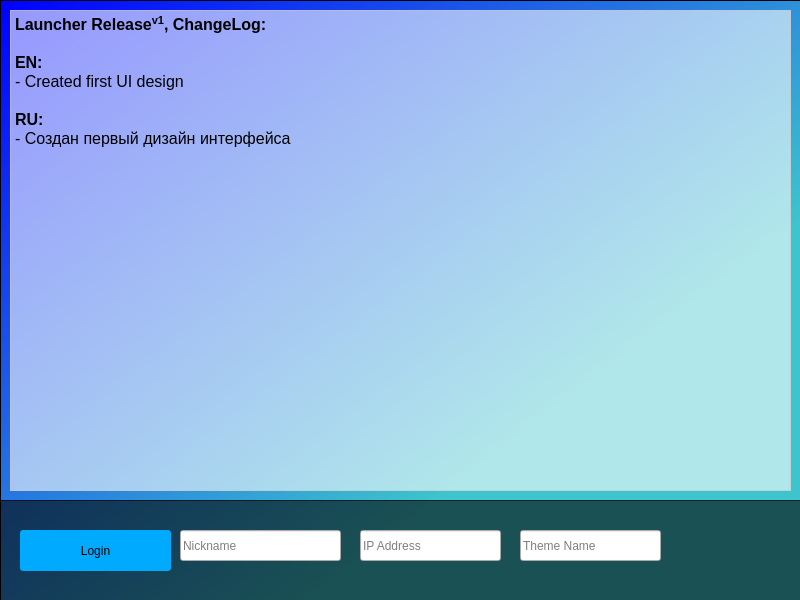
FelixFromDiscord/DanilusLauncher, file launcher.ui: the form before one commit.
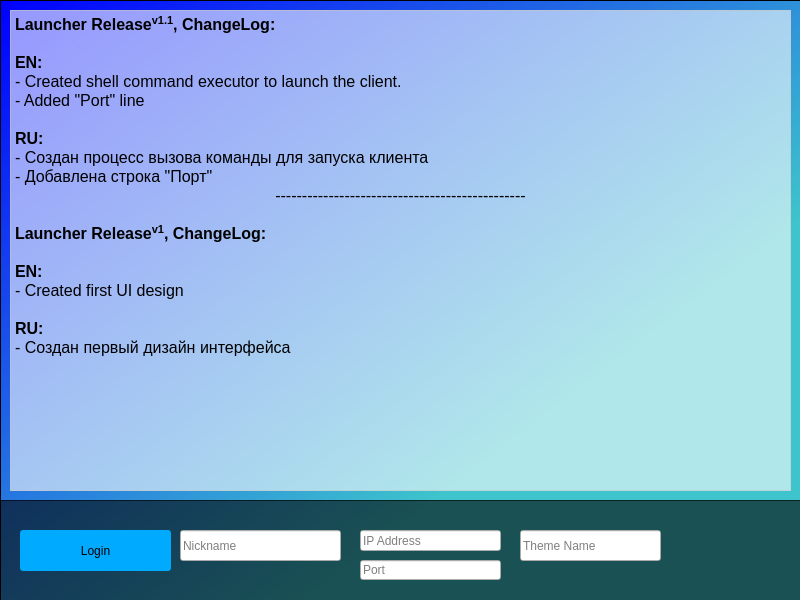
The form after the commit.

The edit to the form file:
```diff
--- a/launcher.ui
+++ b/launcher.ui
@@ -114,7 +114,7 @@
       <x>360</x>
       <y>530</y>
       <width>141</width>
-      <height>31</height>
+      <height>21</height>
      </rect>
     </property>
     <property name="styleSheet">
@@ -161,6 +161,17 @@
 &lt;html&gt;&lt;head&gt;&lt;meta name=&quot;qrichtext&quot; content=&quot;1&quot; /&gt;&lt;style type=&quot;text/css&quot;&gt;
 p, li { white-space: pre-wrap; }
 &lt;/style&gt;&lt;/head&gt;&lt;body style=&quot; font-family:'Yu Gothic UI'; font-size:12pt; font-weight:400; font-style:normal;&quot;&gt;
+&lt;p style=&quot; margin-top:0px; margin-bottom:0px; margin-left:0px; margin-right:0px; -qt-block-indent:0; text-indent:0px;&quot;&gt;&lt;span style=&quot; font-weight:600;&quot;&gt;Launcher Release&lt;/span&gt;&lt;span style=&quot; font-weight:600; vertical-align:super;&quot;&gt;v1.1&lt;/span&gt;&lt;span style=&quot; font-weight:600;&quot;&gt;, ChangeLog:&lt;/span&gt;&lt;/p&gt;
+&lt;p style=&quot;-qt-paragraph-type:empty; margin-top:0px; margin-bottom:0px; margin-left:0px; margin-right:0px; -qt-block-indent:0; text-indent:0px; font-weight:600;&quot;&gt;&lt;br /&gt;&lt;/p&gt;
+&lt;p style=&quot; margin-top:0px; margin-bottom:0px; margin-left:0px; margin-right:0px; -qt-block-indent:0; text-indent:0px;&quot;&gt;&lt;span style=&quot; font-weight:600;&quot;&gt;EN:&lt;/span&gt;&lt;/p&gt;
+&lt;p style=&quot; margin-top:0px; margin-bottom:0px; margin-left:0px; margin-right:0px; -qt-block-indent:0; text-indent:0px;&quot;&gt;- Created shell command executor to launch the client.&lt;/p&gt;
+&lt;p style=&quot; margin-top:0px; margin-bottom:0px; margin-left:0px; margin-right:0px; -qt-block-indent:0; text-indent:0px;&quot;&gt;- Added &amp;quot;Port&amp;quot; line&lt;/p&gt;
+&lt;p style=&quot;-qt-paragraph-type:empty; margin-top:0px; margin-bottom:0px; margin-left:0px; margin-right:0px; -qt-block-indent:0; text-indent:0px;&quot;&gt;&lt;br /&gt;&lt;/p&gt;
+&lt;p style=&quot; margin-top:0px; margin-bottom:0px; margin-left:0px; margin-right:0px; -qt-block-indent:0; text-indent:0px;&quot;&gt;&lt;span style=&quot; font-weight:600;&quot;&gt;RU:&lt;/span&gt;&lt;/p&gt;
+&lt;p style=&quot; margin-top:0px; margin-bottom:0px; margin-left:0px; margin-right:0px; -qt-block-indent:0; text-indent:0px;&quot;&gt;- Создан процесс вызова команды для запуска клиента&lt;/p&gt;
+&lt;p style=&quot; margin-top:0px; margin-bottom:0px; margin-left:0px; margin-right:0px; -qt-block-indent:0; text-indent:0px;&quot;&gt;- Добавлена строка &amp;quot;Порт&amp;quot;&lt;/p&gt;
+&lt;p align=&quot;center&quot; style=&quot; margin-top:0px; margin-bottom:0px; margin-left:0px; margin-right:0px; -qt-block-indent:0; text-indent:0px;&quot;&gt;-----------------------------------------------&lt;/p&gt;
+&lt;p style=&quot;-qt-paragraph-type:empty; margin-top:0px; margin-bottom:0px; margin-left:0px; margin-right:0px; -qt-block-indent:0; text-indent:0px; font-weight:600;&quot;&gt;&lt;br /&gt;&lt;/p&gt;
 &lt;p style=&quot; margin-top:0px; margin-bottom:0px; margin-left:0px; margin-right:0px; -qt-block-indent:0; text-indent:0px;&quot;&gt;&lt;span style=&quot; font-weight:600;&quot;&gt;Launcher Release&lt;/span&gt;&lt;span style=&quot; font-weight:600; vertical-align:super;&quot;&gt;v1&lt;/span&gt;&lt;span style=&quot; font-weight:600;&quot;&gt;, ChangeLog:&lt;/span&gt;&lt;/p&gt;
 &lt;p style=&quot;-qt-paragraph-type:empty; margin-top:0px; margin-bottom:0px; margin-left:0px; margin-right:0px; -qt-block-indent:0; text-indent:0px; font-weight:600;&quot;&gt;&lt;br /&gt;&lt;/p&gt;
 &lt;p style=&quot; margin-top:0px; margin-bottom:0px; margin-left:0px; margin-right:0px; -qt-block-indent:0; text-indent:0px;&quot;&gt;&lt;span style=&quot; font-weight:600;&quot;&gt;EN:&lt;/span&gt;&lt;/p&gt;
@@ -170,6 +181,25 @@
 &lt;p style=&quot; margin-top:0px; margin-bottom:0px; margin-left:0px; margin-right:0px; -qt-block-indent:0; text-indent:0px;&quot;&gt;- Создан первый дизайн интерфейса&lt;/p&gt;&lt;/body&gt;&lt;/html&gt;</string>
     </property>
    </widget>
+   <widget class="QLineEdit" name="lineEdit_2">
+    <property name="geometry">
+     <rect>
+      <x>360</x>
+      <y>560</y>
+      <width>141</width>
+      <height>20</height>
+     </rect>
+    </property>
+    <property name="styleSheet">
+     <string notr="true">font: 10pt &quot;Yu Gothic UI&quot;;</string>
+    </property>
+    <property name="maxLength">
+     <number>5</number>
+    </property>
+    <property name="placeholderText">
+     <string>Port</string>
+    </property>
+   </widget>
   </widget>
  </widget>
  <resources/>
```
Left out of the diff: 3 changed lines with no effect on the pictures.
